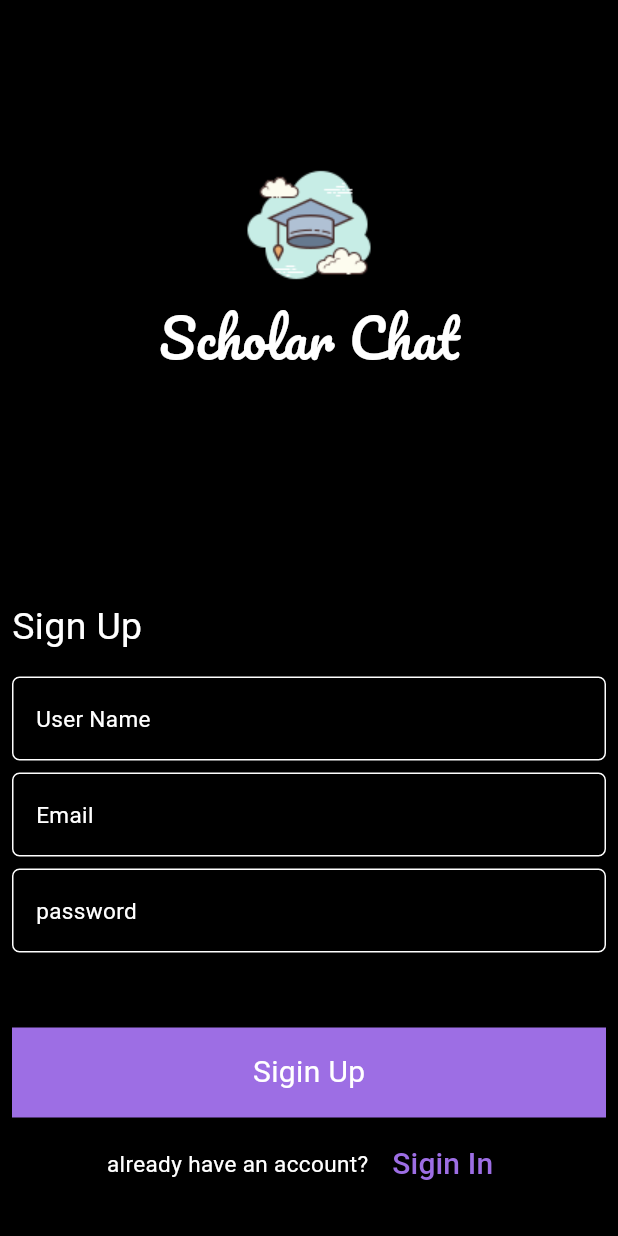
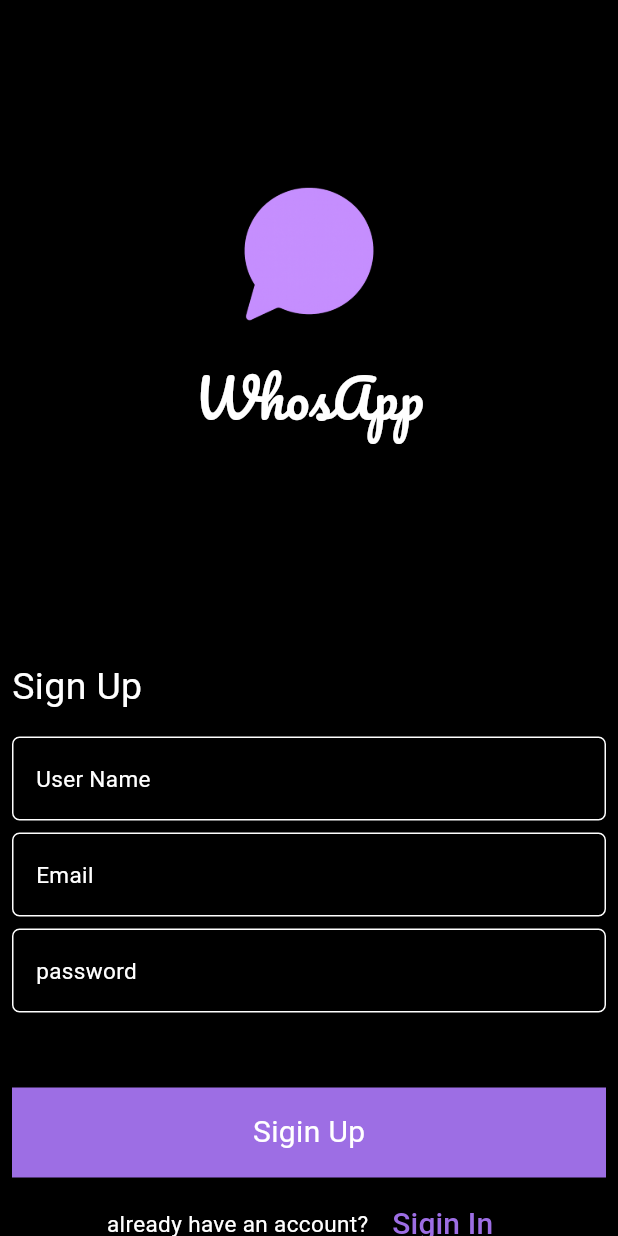
Before and after one commit to TarekHayan/Chat-app, a Flutter app: the screen it shows after launch, after a tap on "Sigin In", after a tap on "Sign Up", on a phone screen of 412 x 824 dp. Run offline on Flutter 3.47's test engine with Material 3 defaults, Android fonts, the phone set to English and light mode, and no system bars; drawn by our look-alikes of modal_progress_hud_nsn; our stand-ins replace cloud_firestore, firebase_auth, firebase_core; accounts and stored records are empty.

Commit message:
add icon app

```diff
--- a/lib/contsts.dart
+++ b/lib/contsts.dart
@@ -1,5 +1,6 @@
 import 'package:flutter/material.dart';
 
 const kPrimyColor = Color(0xff9d6ee4);
-const kpimage = 'assets/images/scholar.png';
-const kfbcolliction = 'messages';
+const kpimage = 'assets/images/ChatGPT Image Sep 22, 2025, 11_47_20 PM.png';
+const kFbcolliction = 'messages';
+const kPname = "WhosApp";
--- a/lib/screens/chat_page.dart
+++ b/lib/screens/chat_page.dart
@@ -1,7 +1,8 @@
 import 'package:chat_app/contsts.dart';
+import 'package:chat_app/helper/ShowSnakBar.dart';
 import 'package:chat_app/models/get_messages.dart';
-import 'package:chat_app/screens/loginScreen.dart';
-import 'package:chat_app/widgets/cahtbubble.dart';
+import 'package:chat_app/screens/sign_in_page.dart';
+import 'package:chat_app/widgets/chat_babble.dart';
 import 'package:firebase_auth/firebase_auth.dart';
 import 'package:flutter/material.dart';
 import 'package:cloud_firestore/cloud_firestore.dart';
@@ -12,7 +13,7 @@ class ChatPage extends StatelessWidget {
   @override
   Widget build(BuildContext context) {
     CollectionReference messages = FirebaseFirestore.instance.collection(
-      kfbcolliction,
+      kFbcolliction,
     );
     TextEditingController controller = TextEditingController();
 
@@ -42,9 +43,10 @@ class ChatPage extends StatelessWidget {
                     FirebaseAuth.instance.signOut();
                     Navigator.pushAndRemoveUntil(
                       context,
-                      MaterialPageRoute(builder: (context) => Loginscreen()),
-                      (route) => false, // يمسح كل الصفحات اللي قبلها
+                      MaterialPageRoute(builder: (context) => SignInPage()),
+                      (route) => false, // يمسح كل الصفحات اللي
                     );
+                    showSnakBar(context, masseage: "SignOut success");
                   },
                   icon: Icon(Icons.logout, color: kPrimyColor),
                 ),
--- a/lib/screens/check_user.dart
+++ b/lib/screens/check_user.dart
@@ -29,24 +29,32 @@ class _CheckUserState extends State<CheckUser> {
         if (snapshot.exists) {
           try {
             await user.getIdToken(true);
-            Navigator.pushNamed(context, ChatPage.id);
+            Navigator.pushAndRemoveUntil(
+              context,
+              MaterialPageRoute(builder: (context) => ChatPage()),
+              (route) => false, // يمسح كل الصفحات اللي قبلها
+            );
           } on FirebaseAuthException catch (e) {
             await FirebaseAuth.instance.signOut();
-            Navigator.pushNamed(context, SignInPage.id);
+            Navigator.pushAndRemoveUntil(
+              context,
+              MaterialPageRoute(builder: (context) => SignInPage()),
+              (route) => false, // يمسح كل الصفحات اللي قبلها
+            );
             showSnakBar(
               context,
               masseage: "This account has been disabled by an administrator.",
             );
           }
-        } else {
-          await FirebaseAuth.instance.signOut();
-          Navigator.pushNamed(context, SignInPage.id);
-          showSnakBar(context, masseage: "Please Sigin in  again");
         }
       } else {
         // مش مسجل دخول
         await FirebaseAuth.instance.signOut();
-        Navigator.pushNamed(context, SignInPage.id);
+        Navigator.pushAndRemoveUntil(
+          context,
+          MaterialPageRoute(builder: (context) => SignInPage()),
+          (route) => false, // يمسح كل الصفحات اللي قبلها
+        );
       }
     });
   }
--- a/lib/screens/sign_in_page.dart
+++ b/lib/screens/sign_in_page.dart
@@ -3,6 +3,7 @@ import 'package:chat_app/helper/ShowSnakBar.dart';
 import 'package:chat_app/screens/chat_page.dart';
 import 'package:chat_app/screens/sign_up_page.dart';
 import 'package:chat_app/widgets/custoum_buttom.dart';
+import 'package:chat_app/widgets/sign_interface.dart';
 import 'package:chat_app/widgets/texts_filed.dart';
 import 'package:cloud_firestore/cloud_firestore.dart';
 import 'package:firebase_auth/firebase_auth.dart';
@@ -34,17 +35,7 @@ class _SignInPageState extends State<SignInPage> {
             child: ListView(
               children: [
                 SizedBox(height: 100),
-                Center(child: Image.asset(kpimage)),
-                Center(
-                  child: Text(
-                    'Scholar Chat',
-                    style: TextStyle(
-                      fontFamily: 'pacifico',
-                      color: Colors.white,
-                      fontSize: 35,
-                    ),
-                  ),
-                ),
+                SignInterface(),
                 SizedBox(height: 150),
                 Text(
                   'Sign In',
--- a/lib/screens/sign_up_page.dart
+++ b/lib/screens/sign_up_page.dart
@@ -2,6 +2,7 @@ import 'package:chat_app/contsts.dart';
 import 'package:chat_app/helper/ShowSnakBar.dart';
 import 'package:chat_app/screens/chat_page.dart';
 import 'package:chat_app/widgets/custoum_buttom.dart';
+import 'package:chat_app/widgets/sign_interface.dart';
 import 'package:chat_app/widgets/texts_filed.dart';
 import 'package:cloud_firestore/cloud_firestore.dart';
 import 'package:firebase_auth/firebase_auth.dart';
@@ -38,17 +39,7 @@ class _SignUpPageState extends State<SignUpPage> {
             child: ListView(
               children: [
                 SizedBox(height: 100),
-                Center(child: Image.asset(kpimage)),
-                Center(
-                  child: Text(
-                    'Scholar Chat',
-                    style: TextStyle(
-                      fontFamily: 'pacifico',
-                      color: Colors.white,
-                      fontSize: 35,
-                    ),
-                  ),
-                ),
+                SignInterface(),
                 SizedBox(height: 150),
                 Text(
                   'Sign Up',
--- a/lib/widgets/custoum_buttom.dart
+++ b/lib/widgets/custoum_buttom.dart
@@ -2,9 +2,9 @@ import 'package:chat_app/contsts.dart';
 import 'package:flutter/material.dart';
 
 class Custoumbuttom extends StatelessWidget {
-  Custoumbuttom({super.key, required this.buttomName, this.onTap});
+  const Custoumbuttom({super.key, required this.buttomName, this.onTap});
   final String buttomName;
-  VoidCallback? onTap;
+  final VoidCallback? onTap;
   @override
   Widget build(BuildContext context) {
     return GestureDetector(
--- /dev/null
+++ b/lib/widgets/sign_interface.dart
@@ -0,0 +1,31 @@
+import 'package:chat_app/contsts.dart';
+import 'package:flutter/material.dart';
+
+class SignInterface extends StatelessWidget {
+  const SignInterface({super.key});
+
+  @override
+  Widget build(BuildContext context) {
+    return Column(
+      children: [
+        Center(
+          child: Container(
+            height: 140,
+            width: 140,
+            child: Image.asset(kpimage),
+          ),
+        ),
+        Center(
+          child: Text(
+            kPname,
+            style: TextStyle(
+              fontFamily: 'pacifico',
+              color: Colors.white,
+              fontSize: 35,
+            ),
+          ),
+        ),
+      ],
+    );
+  }
+}
--- a/lib/widgets/texts_filed.dart
+++ b/lib/widgets/texts_filed.dart
@@ -2,16 +2,16 @@ import 'package:chat_app/contsts.dart';
 import 'package:flutter/material.dart';
 
 class Textsfiled extends StatelessWidget {
-  Textsfiled({
+  const Textsfiled({
     super.key,
     required this.hitName,
     this.onChanged,
     this.obscureText = false,
   });
-  bool obscureText;
+  final bool obscureText;
 
   final String hitName;
-  Function(String)? onChanged;
+  final Function(String)? onChanged;
   @override
   Widget build(BuildContext context) {
     return TextFormField(
```
Also changed, not shown: assets/images/ChatGPT Image Sep 22, 2025, 11_27_03 PM.png (added), assets/images/ChatGPT Image Sep 22, 2025, 11_47_20 PM.png (added), pubspec.lock, 6 other files.
